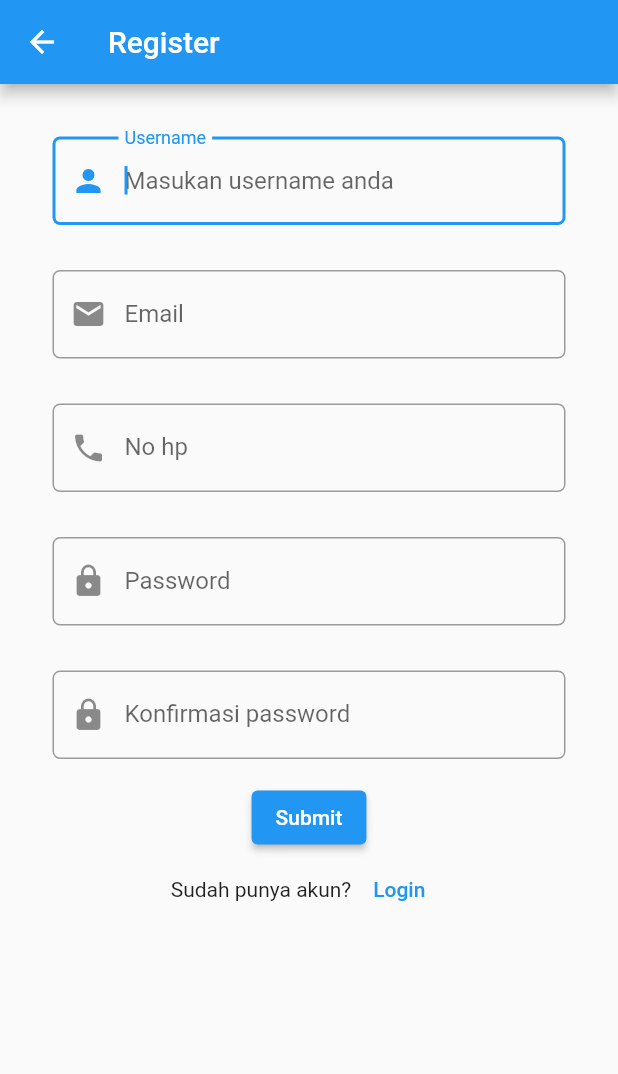
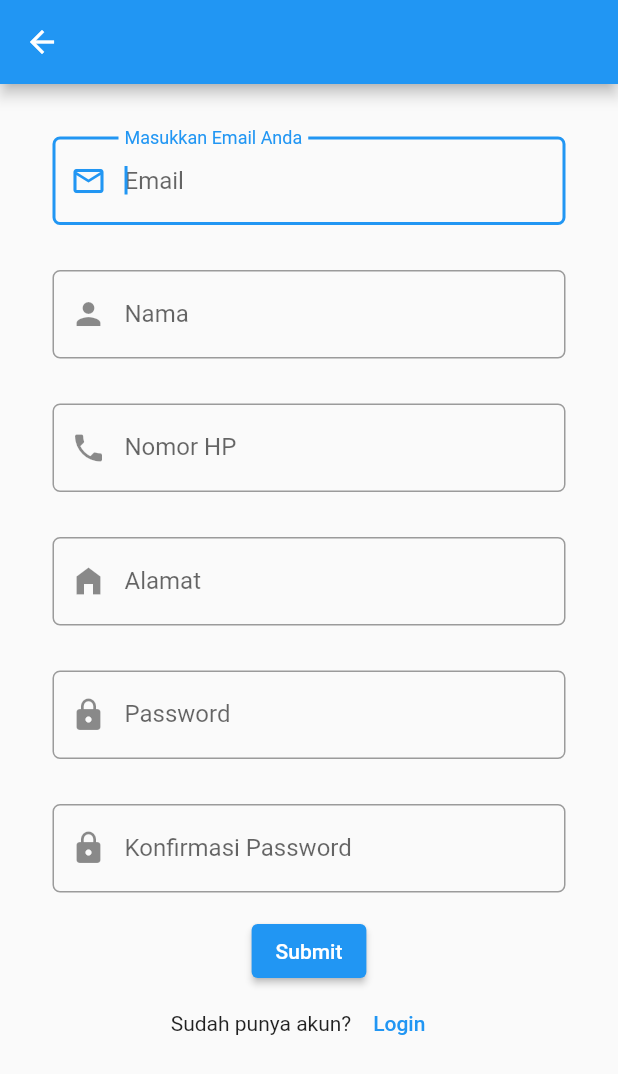
Before and after one commit to bahrulajisantoso/ArahKitaMobile, a Flutter app: the Register screen opened directly, on a phone screen of 412 x 824 dp. Shown: the top 1074 px of the screen. Run offline on Flutter 3.47's test engine with Material 2 defaults, Android fonts, the phone set to English and light mode, and no system bars; our stand-ins replace fluttertoast; network calls fail.

Commit message:
commit 2

```diff
--- a/lib/pages/login_page.dart
+++ b/lib/pages/login_page.dart
@@ -24,7 +24,7 @@ class _LoginState extends State<Login> {
           padding: const EdgeInsets.all(20.0),
           child: Column(
             children: <Widget>[
-              Image(image: AssetImage('images/logo.png')),
+              Image.asset("images/akbaru.png"),
               Row(
                 children: <Widget>[
                   const Text('Silahkan Masuk Untuk Melanjutkan'),
--- a/lib/pages/register_page.dart
+++ b/lib/pages/register_page.dart
@@ -14,9 +14,7 @@ class _LoginState extends State<Register> {
   @override
   Widget build(BuildContext context) {
     return Scaffold(
-      appBar: AppBar(
-        title: Text("Register"),
-      ),
+      appBar: AppBar(),
       body: Form(
         key: _formKey,
         child: Container(
@@ -27,9 +25,9 @@ class _LoginState extends State<Register> {
                 padding: const EdgeInsets.all(15.0),
                 child: TextFormField(
                   decoration: InputDecoration(
-                    hintText: "Masukan username anda",
-                    prefixIcon: Icon(Icons.person),
-                    labelText: "Username",
+                    hintText: "Email",
+                    prefixIcon: Icon(Icons.email_outlined),
+                    labelText: "Masukkan Email Anda",
                     // icon: Icon(Icons.email),
                     border: OutlineInputBorder(
                         borderRadius: new BorderRadius.circular(5.0)),
@@ -37,7 +35,7 @@ class _LoginState extends State<Register> {
                   autofocus: true,
                   validator: (value) {
                     if (value!.isEmpty) {
-                      return "Email tidak boleh kosong";
+                      return "Data tidak boleh kosong";
                     }
                   },
                 ),
@@ -46,9 +44,9 @@ class _LoginState extends State<Register> {
                 padding: const EdgeInsets.all(15.0),
                 child: TextFormField(
                   decoration: InputDecoration(
-                    hintText: "Masukan email anda",
-                    prefixIcon: Icon(Icons.email),
-                    labelText: "Email",
+                    hintText: "Masukan Nama Anda",
+                    prefixIcon: Icon(Icons.person),
+                    labelText: "Nama",
                     // icon: Icon(Icons.email),
                     border: OutlineInputBorder(
                         borderRadius: new BorderRadius.circular(5.0)),
@@ -56,7 +54,7 @@ class _LoginState extends State<Register> {
                   autofocus: true,
                   validator: (value) {
                     if (value!.isEmpty) {
-                      return "Email tidak boleh kosong";
+                      return "Data tidak boleh kosong";
                     }
                   },
                 ),
@@ -65,9 +63,9 @@ class _LoginState extends State<Register> {
                 padding: const EdgeInsets.all(15.0),
                 child: TextFormField(
                   decoration: InputDecoration(
-                    hintText: "Masukan no hp anda",
+                    hintText: "Masukkan Nomor HP Anda",
                     prefixIcon: Icon(Icons.phone),
-                    labelText: "No hp",
+                    labelText: "Nomor HP",
                     // icon: Icon(Icons.email),
                     border: OutlineInputBorder(
                         borderRadius: new BorderRadius.circular(5.0)),
@@ -75,7 +73,7 @@ class _LoginState extends State<Register> {
                   autofocus: true,
                   validator: (value) {
                     if (value!.isEmpty) {
-                      return "Email tidak boleh kosong";
+                      return "Data tidak boleh kosong";
                     }
                   },
                 ),
@@ -84,7 +82,26 @@ class _LoginState extends State<Register> {
                 padding: const EdgeInsets.all(15.0),
                 child: TextFormField(
                   decoration: InputDecoration(
-                    hintText: "Masukan password anda",
+                    hintText: "Masukan Alamat Anda",
+                    prefixIcon: Icon(Icons.home_filled),
+                    labelText: "Alamat",
+                    // icon: Icon(Icons.lock),
+                    border: OutlineInputBorder(
+                        borderRadius: new BorderRadius.circular(5.0)),
+                  ),
+                  obscureText: true,
+                  validator: (value) {
+                    if (value!.isEmpty) {
+                      return "Data tidak boleh kosong";
+                    }
+                  },
+                ),
+              ),
+              Padding(
+                padding: const EdgeInsets.all(15.0),
+                child: TextFormField(
+                  decoration: InputDecoration(
+                    hintText: "Minimal 8 karakter",
                     prefixIcon: Icon(Icons.lock),
                     labelText: "Password",
                     // icon: Icon(Icons.lock),
@@ -94,7 +111,7 @@ class _LoginState extends State<Register> {
                   obscureText: true,
                   validator: (value) {
                     if (value!.isEmpty) {
-                      return "Password tidak boleh kosong";
+                      return "Data tidak boleh kosong";
                     }
                   },
                 ),
@@ -103,9 +120,9 @@ class _LoginState extends State<Register> {
                 padding: const EdgeInsets.all(15.0),
                 child: TextFormField(
                   decoration: InputDecoration(
-                    hintText: "Masukan konfirmasi password anda",
+                    hintText: "Masukan Password Anda",
                     prefixIcon: Icon(Icons.lock),
-                    labelText: "Konfirmasi password",
+                    labelText: "Konfirmasi Password",
                     // icon: Icon(Icons.lock),
                     border: OutlineInputBorder(
                         borderRadius: new BorderRadius.circular(5.0)),
@@ -113,7 +130,7 @@ class _LoginState extends State<Register> {
                   obscureText: true,
                   validator: (value) {
                     if (value!.isEmpty) {
-                      return "Konfirmasi password tidak boleh kosong";
+                      return "Data tidak boleh kosong";
                     }
                   },
                 ),
--- a/pubspec.yaml
+++ b/pubspec.yaml
@@ -56,7 +56,7 @@ flutter:
   uses-material-design: true
   # To add assets to your application, add an assets section, like this:
   assets:
-  - images/logo.png
+  - images/akbaru.png
   # - assets/images/splash.png
   # fonts:
   #   - family: Lato
```
Also changed, not shown: images/akbaru.png (added).
